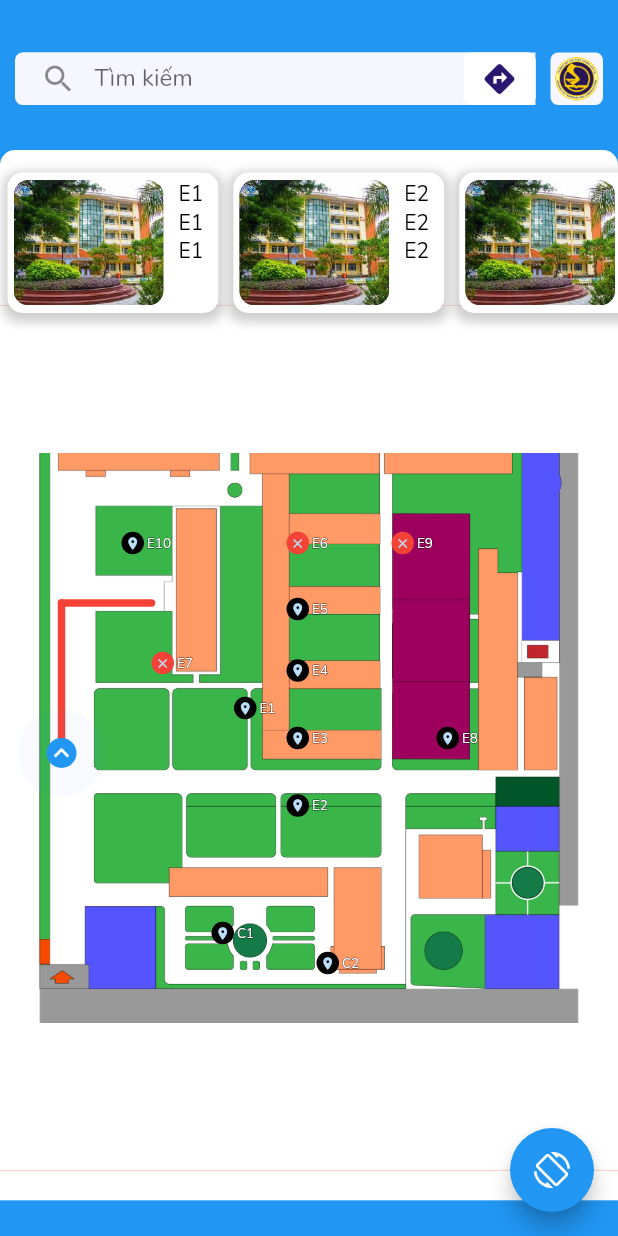
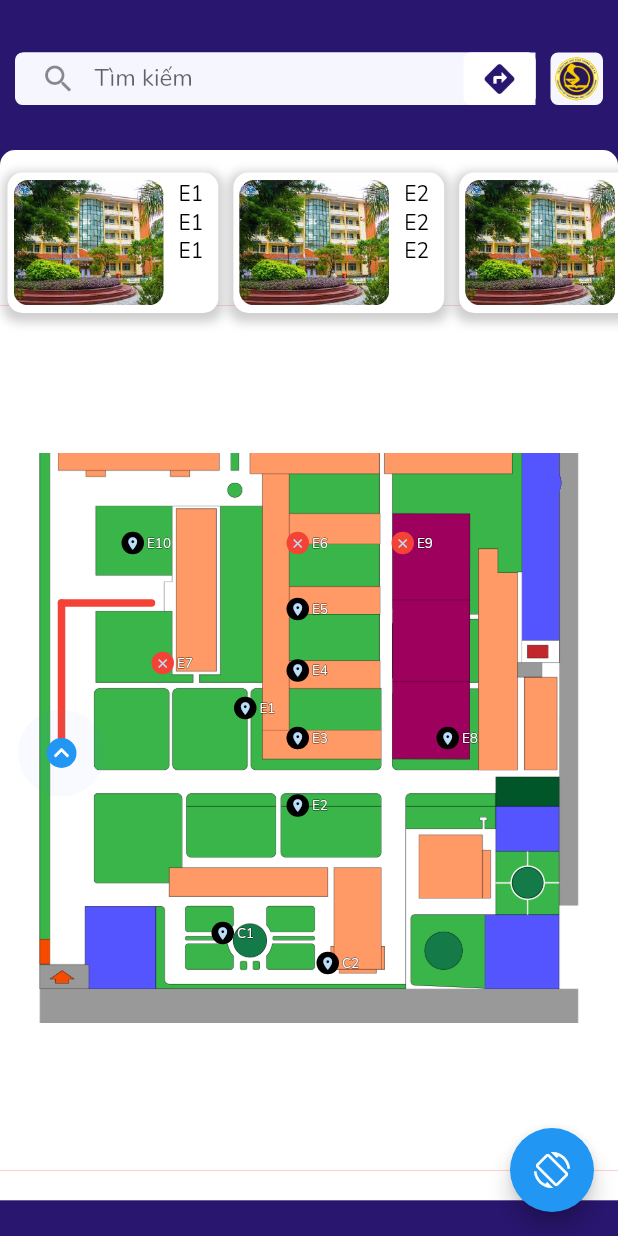
Before and after one commit to khanhtran-5851071033/TripMap, a Flutter app: the FloorPlanScreen screen opened directly, on a phone screen of 412 x 824 dp. Run offline on Flutter 3.47's test engine with Material 2 defaults, Android fonts, the phone set to English and light mode, and no system bars; our stand-ins replace avatar_glow, bubble_tab_indicator, cached_network_image, flutter_spinkit, photo_view, rxdart; missing offline and left inert: flutter_cube, motion_sensors, tabbar, web_scraper.

Commit message:
fix lenght noti

```diff
--- a/example/lib/view/screens/floorplan_screen.dart
+++ b/example/lib/view/screens/floorplan_screen.dart
@@ -4,6 +4,7 @@ import 'package:example/core/models/models.dart';
 import 'package:example/core/viewmodels/floorplan_model.dart';
 import 'package:example/view/screens/pano_screen.dart';
 import 'package:example/view/shared/global.dart';
+import 'package:example/view/shared/util.dart';
 import 'package:example/view/widgets/appbar_widget.dart';
 import 'package:example/view/widgets/positioned_widget.dart';
 import 'package:example/view/widgets/raw_gesture_detector_widget.dart';
@@ -86,7 +87,7 @@ class _FloorPlanScreenState extends State<FloorPlanScreen> {
     Size scsize = MediaQuery.of(context).size;
     final model = Provider.of<FloorPlanModel>(context);
     return Scaffold(
-      backgroundColor: Colors.blue,
+      backgroundColor: Util.myColor,
       appBar: PreferredSize(
         preferredSize: Size.fromHeight(100.0),
         child: AppBarWidget(),
--- a/example/lib/view/screens/tintuc.dart
+++ b/example/lib/view/screens/tintuc.dart
@@ -137,7 +137,7 @@ class _NotifyListState extends State<NotifyList>
             thickness: 5,
             thicknessWhileDragging: 10,
             child: ListView.builder(
-              itemCount: 20,
+              itemCount: widget.list.data.length,
               physics: BouncingScrollPhysics(),
               itemBuilder: (context, index) {
                 return Container(
```
